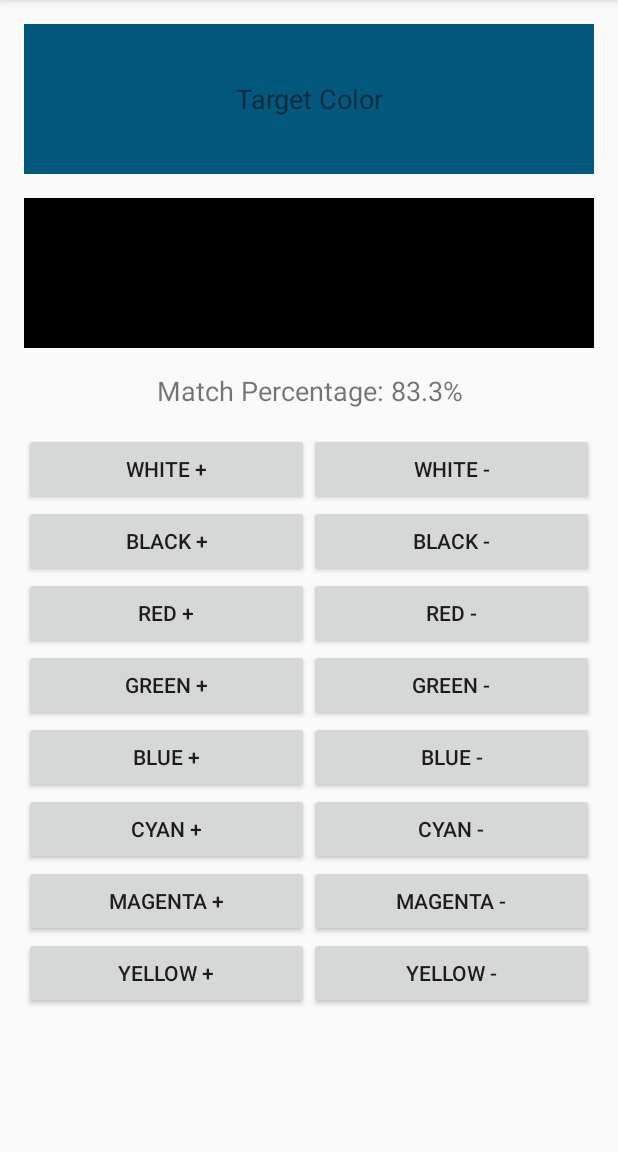
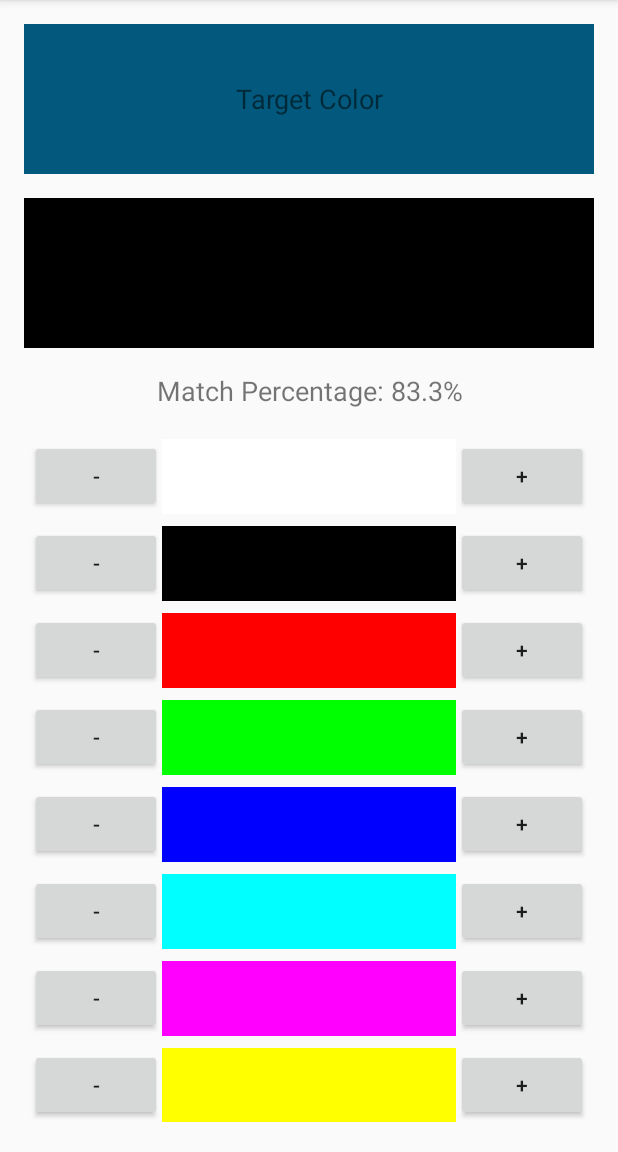
Before and after one commit to fridge32/The-Perfect-Blend, an Android app built with Jetpack Compose: the screen it shows after launch (MainActivity), on a phone screen of 412 x 824 dp, the part 84-1236 px from its top. Run offline under Robolectric (Android 15) with nearby library versions, the phone set to English and light mode, and no system bars; our stand-ins replace Firebase (no records; nobody signed in at launch, a user with empty details on screens opened directly).

Commit message:
layout changes

```diff
--- a/app/src/main/java/com/example/the_perfect_blend/MainActivity.kt
+++ b/app/src/main/java/com/example/the_perfect_blend/MainActivity.kt
@@ -33,7 +33,13 @@ class MainActivity : AppCompatActivity() {
     private lateinit var mixedColorView: TextView
     private lateinit var percentageView: TextView
     private lateinit var paletteButtons: Map<String, Pair<Button, Button>>
+    private lateinit var resetButton: Button
+    private lateinit var previousButton: Button
+    private lateinit var nextButton: Button
 
+    private var targetColors: MutableList<String> = mutableListOf()
+    private var targetColorIndex: Int = 0
+    private var savedColors: MutableList<String> = mutableListOf()
     private var targetColor: String = ""
     private var mixedColor: String = ""
     private var paletteWeights: MutableMap<String, Double> = mutableMapOf(
@@ -55,6 +61,9 @@ class MainActivity : AppCompatActivity() {
         targetColorView = findViewById(R.id.targetColorView)
         mixedColorView = findViewById(R.id.mixedColorView)
         percentageView = findViewById(R.id.percentageView)
+        resetButton = findViewById(R.id.resetButton)
+        previousButton = findViewById(R.id.previousButton)
+        nextButton = findViewById(R.id.nextButton)
 
         // Initialize color buttons
         paletteButtons = mapOf(
@@ -68,13 +77,20 @@ class MainActivity : AppCompatActivity() {
             "#FFFF00" to Pair(findViewById(R.id.buttonYellowIncrement), findViewById(R.id.buttonYellowDecrement))
         )
 
-        targetColor = generateRandomColor()
-        targetColorView.setBackgroundColor(Color.parseColor(targetColor))
-
+        // Set button listeners
         paletteButtons.forEach { (color, buttons) ->
             buttons.first.setOnClickListener { changePaletteWeight(color, 0.1) }
             buttons.second.setOnClickListener { changePaletteWeight(color, -0.1) }
         }
+
+        resetButton.setOnClickListener { resetPaletteWeights() }
+        previousButton.setOnClickListener { navigateToPreviousColor() }
+        nextButton.setOnClickListener { navigateToNextColor() }
+
+        // Initialize target colors
+        repeat(10) { targetColors.add(generateRandomColor()) }
+        targetColor = targetColors[targetColorIndex]
+        targetColorView.setBackgroundColor(Color.parseColor(targetColor))
 
         updateMixedColorAndPercentage()
     }
@@ -185,5 +201,43 @@ class MainActivity : AppCompatActivity() {
         mixedColorView.setBackgroundColor(Color.parseColor(mixedColor))
         val matchPercentage = calculatePercentage(targetColor, mixedColor)
         percentageView.text = "Match Percentage: $matchPercentage%"
+
+        //To add >95% logic here -> pop up?
+    }
+
+    private fun saveMatchedColor(color: String) {
+        savedColors.add(color)
+    }
+
+    private fun resetPaletteWeights() {
+        paletteWeights = mutableMapOf(
+            "#FFFFFF" to 0.0,
+            "#000000" to 0.0,
+            "#FF0000" to 0.0,
+            "#00FF00" to 0.0,
+            "#0000FF" to 0.0,
+            "#00FFFF" to 0.0,
+            "#FF00FF" to 0.0,
+            "#FFFF00" to 0.0
+        )
+        updateMixedColorAndPercentage()
+    }
+
+    private fun navigateToPreviousColor() {
+        if (targetColorIndex > 0) {
+            targetColorIndex--
+            targetColor = targetColors[targetColorIndex]
+            targetColorView.setBackgroundColor(Color.parseColor(targetColor))
+            resetPaletteWeights()
+        }
+    }
+
+    private fun navigateToNextColor() {
+        if (targetColorIndex < targetColors.size - 1) {
+            targetColorIndex++
+            targetColor = targetColors[targetColorIndex]
+            targetColorView.setBackgroundColor(Color.parseColor(targetColor))
+            resetPaletteWeights()
+        }
     }
 }
--- a/app/src/main/res/layout/activity_main.xml
+++ b/app/src/main/res/layout/activity_main.xml
@@ -42,170 +42,232 @@
         <LinearLayout
                 android:layout_width="match_parent"
                 android:layout_height="wrap_content"
-                android:orientation="horizontal">
-
+                android:orientation="horizontal"
+                android:gravity="center_vertical"
+                android:padding="4dp">
+            <Button
+                    android:id="@+id/buttonWhiteDecrement"
+                    android:layout_width="wrap_content"
+                    android:layout_height="wrap_content"
+                    android:text="-" />
+            <TextView
+                    android:layout_width="0dp"
+                    android:layout_height="50dp"
+                    android:layout_weight="1"
+                    android:background="#FFFFFF"
+                    android:text=""/>
             <Button
                     android:id="@+id/buttonWhiteIncrement"
-                    android:layout_width="0dp"
+                    android:layout_width="wrap_content"
                     android:layout_height="wrap_content"
-                    android:layout_weight="1"
-                    android:text="White +" />
-
-            <Button
-                    android:id="@+id/buttonWhiteDecrement"
-                    android:layout_width="0dp"
-                    android:layout_height="wrap_content"
-                    android:layout_weight="1"
-                    android:text="White -" />
+                    android:text="+" />
         </LinearLayout>
 
         <!-- Black Color Buttons -->
         <LinearLayout
                 android:layout_width="match_parent"
                 android:layout_height="wrap_content"
-                android:orientation="horizontal">
-
+                android:orientation="horizontal"
+                android:gravity="center_vertical"
+                android:padding="4dp">
+            <Button
+                    android:id="@+id/buttonBlackDecrement"
+                    android:layout_width="wrap_content"
+                    android:layout_height="wrap_content"
+                    android:text="-" />
+            <TextView
+                    android:layout_width="0dp"
+                    android:layout_height="50dp"
+                    android:layout_weight="1"
+                    android:background="#000000"
+                    android:text=""/>
             <Button
                     android:id="@+id/buttonBlackIncrement"
-                    android:layout_width="0dp"
+                    android:layout_width="wrap_content"
                     android:layout_height="wrap_content"
-                    android:layout_weight="1"
-                    android:text="Black +" />
-
-            <Button
-                    android:id="@+id/buttonBlackDecrement"
-                    android:layout_width="0dp"
-                    android:layout_height="wrap_content"
-                    android:layout_weight="1"
-                    android:text="Black -" />
+                    android:text="+" />
         </LinearLayout>
 
         <!-- Red Color Buttons -->
         <LinearLayout
                 android:layout_width="match_parent"
                 android:layout_height="wrap_content"
-                android:orientation="horizontal">
-
+                android:orientation="horizontal"
+                android:gravity="center_vertical"
+                android:padding="4dp">
+            <Button
+                    android:id="@+id/buttonRedDecrement"
+                    android:layout_width="wrap_content"
+                    android:layout_height="wrap_content"
+                    android:text="-" />
+            <TextView
+                    android:layout_width="0dp"
+                    android:layout_height="50dp"
+                    android:layout_weight="1"
+                    android:background="#FF0000"
+                    android:text=""/>
             <Button
                     android:id="@+id/buttonRedIncrement"
-                    android:layout_width="0dp"
+                    android:layout_width="wrap_content"
                     android:layout_height="wrap_content"
-                    android:layout_weight="1"
-                    android:text="Red +" />
-
-            <Button
-                    android:id="@+id/buttonRedDecrement"
-                    android:layout_width="0dp"
-                    android:layout_height="wrap_content"
-                    android:layout_weight="1"
-                    android:text="Red -" />
+                    android:text="+" />
         </LinearLayout>
 
         <!-- Green Color Buttons -->
         <LinearLayout
                 android:layout_width="match_parent"
                 android:layout_height="wrap_content"
-                android:orientation="horizontal">
-
+                android:orientation="horizontal"
+                android:gravity="center_vertical"
+                android:padding="4dp">
+            <Button
+                    android:id="@+id/buttonGreenDecrement"
+                    android:layout_width="wrap_content"
+                    android:layout_height="wrap_content"
+                    android:text="-" />
+            <TextView
+                    android:layout_width="0dp"
+                    android:layout_height="50dp"
+                    android:layout_weight="1"
+                    android:background="#00FF00"
+                    android:text=""/>
             <Button
                     android:id="@+id/buttonGreenIncrement"
-                    android:layout_width="0dp"
+                    android:layout_width="wrap_content"
                     android:layout_height="wrap_content"
-                    android:layout_weight="1"
-                    android:text="Green +" />
-
-            <Button
-                    android:id="@+id/buttonGreenDecrement"
-                    android:layout_width="0dp"
-                    android:layout_height="wrap_content"
-                    android:layout_weight="1"
-                    android:text="Green -" />
+                    android:text="+" />
         </LinearLayout>
 
         <!-- Blue Color Buttons -->
         <LinearLayout
                 android:layout_width="match_parent"
                 android:layout_height="wrap_content"
-                android:orientation="horizontal">
-
+                android:orientation="horizontal"
+                android:gravity="center_vertical"
+                android:padding="4dp">
+            <Button
+                    android:id="@+id/buttonBlueDecrement"
+                    android:layout_width="wrap_content"
+                    android:layout_height="wrap_content"
+                    android:text="-" />
+            <TextView
+                    android:layout_width="0dp"
+                    android:layout_height="50dp"
+                    android:layout_weight="1"
+                    android:background="#0000FF"
+                    android:text=""/>
             <Button
                     android:id="@+id/buttonBlueIncrement"
-                    android:layout_width="0dp"
+                    android:layout_width="wrap_content"
                     android:layout_height="wrap_content"
-                    android:layout_weight="1"
-                    android:text="Blue +" />
-
-            <Button
-                    android:id="@+id/buttonBlueDecrement"
-                    android:layout_width="0dp"
-                    android:layout_height="wrap_content"
-                    android:layout_weight="1"
-                    android:text="Blue -" />
+                    android:text="+" />
         </LinearLayout>
 
         <!-- Cyan Color Buttons -->
         <LinearLayout
                 android:layout_width="match_parent"
                 android:layout_height="wrap_content"
-                android:orientation="horizontal">
-
+                android:orientation="horizontal"
+                android:gravity="center_vertical"
+                android:padding="4dp">
+            <Button
+                    android:id="@+id/buttonCyanDecrement"
+                    android:layout_width="wrap_content"
+                    android:layout_height="wrap_content"
+                    android:text="-" />
+            <TextView
+                    android:layout_width="0dp"
+                    android:layout_height="50dp"
+                    android:layout_weight="1"
+                    android:background="#00FFFF"
+                    android:text=""/>
             <Button
                     android:id="@+id/buttonCyanIncrement"
-                    android:layout_width="0dp"
+                    android:layout_width="wrap_content"
                     android:layout_height="wrap_content"
-                    android:layout_weight="1"
-                    android:text="Cyan +" />
-
-            <Button
-                    android:id="@+id/buttonCyanDecrement"
-                    android:layout_width="0dp"
-                    android:layout_height="wrap_content"
-                    android:layout_weight="1"
-                    android:text="Cyan -" />
+                    android:text="+" />
         </LinearLayout>
 
         <!-- Magenta Color Buttons -->
         <LinearLayout
                 android:layout_width="match_parent"
                 android:layout_height="wrap_content"
-                android:orientation="horizontal">
-
+                android:orientation="horizontal"
+                android:gravity="center_vertical"
+                android:padding="4dp">
+            <Button
+                    android:id="@+id/buttonMagentaDecrement"
+                    android:layout_width="wrap_content"
+                    android:layout_height="wrap_content"
+                    android:text="-" />
+            <TextView
+                    android:layout_width="0dp"
+                    android:layout_height="50dp"
+                    android:layout_weight="1"
+                    android:background="#FF00FF"
+                    android:text=""/>
             <Button
                     android:id="@+id/buttonMagentaIncrement"
-                    android:layout_width="0dp"
+                    android:layout_width="wrap_content"
                     android:layout_height="wrap_content"
-                    android:layout_weight="1"
-                    android:text="Magenta +" />
-
-            <Button
-                    android:id="@+id/buttonMagentaDecrement"
-                    android:layout_width="0dp"
-                    android:layout_height="wrap_content"
-                    android:layout_weight="1"
-                    android:text="Magenta -" />
+                    android:text="+" />
         </LinearLayout>
 
         <!-- Yellow Color Buttons -->
         <LinearLayout
                 android:layout_width="match_parent"
                 android:layout_height="wrap_content"
-                android:orientation="horizontal">
-
+                android:orientation="horizontal"
+                android:gravity="center_vertical"
+                android:padding="4dp">
+            <Button
+                    android:id="@+id/buttonYellowDecrement"
+                    android:layout_width="wrap_content"
+                    android:layout_height="wrap_content"
+                    android:text="-" />
+            <TextView
+                    android:layout_width="0dp"
+                    android:layout_height="50dp"
+                    android:layout_weight="1"
+                    android:background="#FFFF00"
+                    android:text=""/>
             <Button
                     android:id="@+id/buttonYellowIncrement"
-                    android:layout_width="0dp"
+                    android:layout_width="wrap_content"
                     android:layout_height="wrap_content"
-                    android:layout_weight="1"
-                    android:text="Yellow +" />
-
-            <Button
-                    android:id="@+id/buttonYellowDecrement"
-                    android:layout_width="0dp"
-                    android:layout_height="wrap_content"
-                    android:layout_weight="1"
-                    android:text="Yellow -" />
+                    android:text="+" />
         </LinearLayout>
 
     </LinearLayout>
 
+    <!-- Reset Button -->
+    <Button
+            android:id="@+id/resetButton"
+            android:layout_width="match_parent"
+            android:layout_height="50dp"
+            android:text="Reset"
+            android:layout_marginTop="16dp"/>
+
+    <!-- Forward and Backward Buttons -->
+    <LinearLayout
+            android:layout_width="match_parent"
+            android:layout_height="wrap_content"
+            android:orientation="horizontal"
+            android:gravity="center"
+            android:layout_marginTop="16dp">
+
+        <Button
+                android:id="@+id/previousButton"
+                android:layout_width="wrap_content"
+                android:layout_height="wrap_content"
+                android:text=" Previous" />
+
+        <Button
+                android:id="@+id/nextButton"
+                android:layout_width="wrap_content"
+                android:layout_height="wrap_content"
+                android:text="Next "
+                android:layout_marginLeft="16dp"/>
+    </LinearLayout>
+
 </LinearLayout>
```
